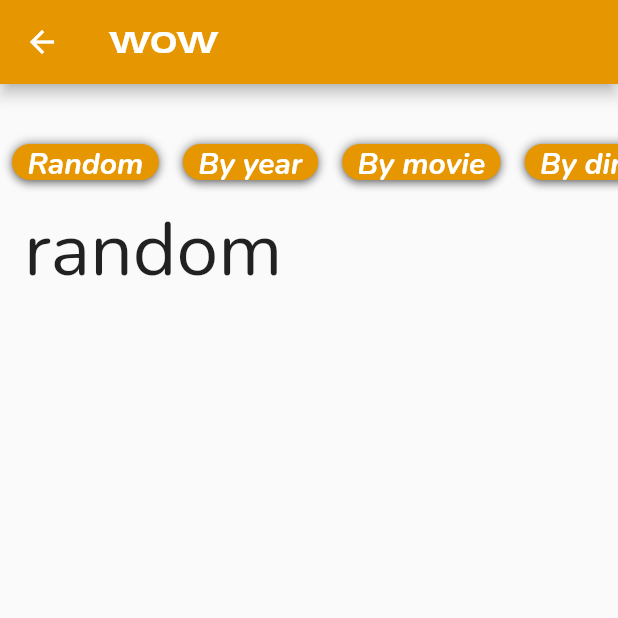
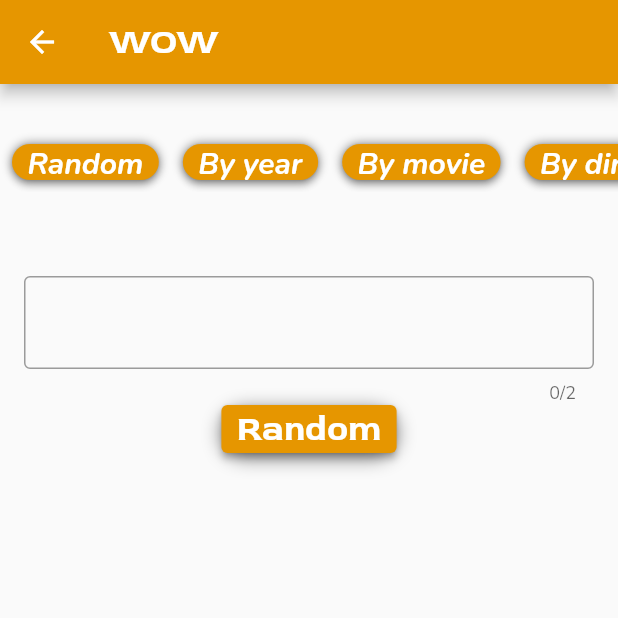
Before and after one commit to VTramon/Owen-Wilson-Wow-app, a Flutter app: the OptionScreen screen opened directly, after a tap on "Random", on a phone screen of 412 x 824 dp, the top half of it. Run offline on Flutter 3.47's test engine with Material 2 defaults, Android fonts, the light colour scheme and no system bars; missing offline and left inert: http_interceptor; project files that could hold a hidden picture were left out.

Commit message:
started to create the random wow screen

```diff
--- /dev/null
+++ b/lib/components/wow_options_forms/random.dart
@@ -0,0 +1,47 @@
+import 'package:flutter/material.dart';
+import 'package:owen_wilson/components/buttons/screen_button.dart';
+import 'package:owen_wilson/http/webclients/wow_webclient.dart';
+import 'package:owen_wilson/screens/wow.dart';
+
+class RandomForm extends StatefulWidget {
+  final TextEditingController? text;
+  const RandomForm({Key? key, this.text}) : super(key: key);
+
+  @override
+  State<RandomForm> createState() => _RandomFormState();
+}
+
+class _RandomFormState extends State<RandomForm> {
+  final WowWebclient wow = WowWebclient();
+
+  // Future<List<dynamic>> setData() async {
+  //   final response = await wow.random();
+
+  //   List apiData = response;
+  //   return apiData;
+  //   // widget.apiData = response.first;
+  //   // return response.first;
+  // }
+
+  @override
+  Widget build(BuildContext context) {
+    return Column(
+      children: [
+        TextField(
+          decoration: const InputDecoration(border: OutlineInputBorder()),
+          maxLength: 2,
+          keyboardType: TextInputType.number,
+          controller: widget.text,
+        ),
+        ScreenButtonComponent(
+          onPressed: () async {
+            // wow.random();
+            Navigator.of(context).push(
+                MaterialPageRoute(builder: (builder) => const WowScreen()));
+          },
+          title: 'Random',
+        )
+      ],
+    );
+  }
+}
--- a/lib/http/webclient_http.dart
+++ b/lib/http/webclient_http.dart
@@ -9,8 +9,6 @@ final InterceptedClient client = InterceptedClient.build(
   requestTimeout: const Duration(seconds: 10),
 );
 
-Uri baseUrl(String path) => Uri(
-    scheme: 'https',
-    host: 'owen-wilson-wow-api.herokuapp.com',
-    path: 'wows/$path');
+Uri baseUrl(String path) =>
+    Uri.parse('https://owen-wilson-wow-api.herokuapp.com/wows/$path');
 // https://owen-wilson-wow-api.herokuapp.com/wows/
--- a/lib/models/api.dart
+++ b/lib/models/api.dart
@@ -3,22 +3,22 @@
 import 'dart:core';
 
 class Api {
-  final String movie;
-  final int year;
-  final String release_date;
-  final String director;
-  final String character;
-  final String movie_duration;
-  final String timestamp;
-  final String full_line;
-  final int current_wow_in_movie;
-  final int total_wows_in_movie;
-  final String poster;
-  final String video;
-  final String audio;
+  final String? movie;
+  final int? year;
+  final String? release_date;
+  final String? director;
+  final String? character;
+  final String? movie_duration;
+  final String? timestamp;
+  final String? full_line;
+  final int? current_wow_in_movie;
+  final int? total_wows_in_movie;
+  final String? poster;
+  final Video? video;
+  final String? audio;
 
   Api(
-      this.movie,
+      {this.movie,
       this.year,
       this.release_date,
       this.director,
@@ -30,22 +30,23 @@ class Api {
       this.total_wows_in_movie,
       this.poster,
       this.video,
-      this.audio);
+      this.audio});
 
-  Api.fromJson(Map<String, dynamic> json)
-      : movie = json['movie'],
-        year = json['year'],
-        release_date = json['release_date'],
-        director = json['director'],
-        character = json['character'],
-        movie_duration = json['movie_duration'],
-        timestamp = json['timestamp'],
-        full_line = json['full_line'],
-        current_wow_in_movie = json['current_wow_in_movie'],
-        total_wows_in_movie = json['total_wows_in_movie'],
-        poster = json['poster'],
-        video = Video.fromJson(json['video']) as dynamic,
-        audio = json['audio'];
+  factory Api.fromJson(Map<String, dynamic> json) => Api(
+        movie: json['movie'],
+        year: json['year'],
+        release_date: json['release_date'],
+        director: json['director'],
+        character: json['character'],
+        movie_duration: json['movie_duration'],
+        timestamp: json['timestamp'],
+        full_line: json['full_line'],
+        current_wow_in_movie: json['current_wow_in_movie'],
+        total_wows_in_movie: json['total_wows_in_movie'],
+        poster: json['poster'],
+        video: Video.fromJson(json['video']),
+        audio: json['audio'],
+      );
 
   Map<String, dynamic> toJson() => {
         'movie': movie,
@@ -65,24 +66,24 @@ class Api {
 }
 
 class Video {
-  final String hight;
-  final String acceptable;
-  final String low;
-  final String veryLow;
+  final String? high;
+  final String? medium;
+  final String? low;
+  final String? veryLow;
 
-  Video(this.hight, this.acceptable, this.low, this.veryLow);
+  Video({this.high, this.medium, this.low, this.veryLow});
 
   // Api.fromJson(Map<String, dynamic> json) :
-  Video.fromJson(Map<String, dynamic> json)
-      : hight = json['1080p'],
-        acceptable = json['720p'],
-        low = json['480p'],
-        veryLow = json['360p'];
+  factory Video.fromJson(Map<String, dynamic> json) => Video(
+      high: json['1080p'],
+      medium: json['720p'],
+      low: json['480p'],
+      veryLow: json['360p']);
 
   Map<String, dynamic> toJson() => {
-        'hight': hight,
-        'acceptable': acceptable,
-        'low': low,
-        'veryLow': veryLow,
+        '1080p': high,
+        '720p': medium,
+        '480p': low,
+        '360p': veryLow,
       };
 }
--- a/lib/screens/options.dart
+++ b/lib/screens/options.dart
@@ -2,14 +2,14 @@
 
 import 'package:flutter/material.dart';
 import 'package:owen_wilson/components/buttons/wow_button.dart';
-import 'package:owen_wilson/http/webclients/wow_webclient.dart';
+import 'package:owen_wilson/components/wow_options_forms/random.dart';
 import 'package:owen_wilson/models/options.dart';
 
 class OptionScreen extends StatefulWidget {
   OptionsModel option = OptionsModel();
-  final WowWebclient _wow = WowWebclient();
+  Widget? selected;
 
-  OptionScreen({Key? key}) : super(key: key);
+  OptionScreen({Key? key, this.selected}) : super(key: key);
 
   @override
   State<OptionScreen> createState() => _OptionScreenState();
@@ -17,11 +17,10 @@ class OptionScreen extends StatefulWidget {
 
 class _OptionScreenState extends State<OptionScreen> {
   // List<dynamic> selected = List.empty(growable: true);
-  String selected = '';
 
-  void _setSelectedButton(String value) async {
+  void _setSelectedButton(Widget value) async {
     setState(() {
-      selected = value;
+      widget.selected = value;
 
       // debugPrint('selected: $selected');
     });
@@ -50,31 +49,35 @@ class _OptionScreenState extends State<OptionScreen> {
                 scrollDirection: Axis.horizontal,
                 children: [
                   WowButton(
-                    onPressed: () => _setSelectedButton('random'),
+                    onPressed: () => _setSelectedButton(RandomForm()),
                     title: 'Random',
                   ),
                   WowButton(
-                    onPressed: () => _setSelectedButton('year'),
+                    onPressed: () => _setSelectedButton(RandomForm()),
                     title: 'By year',
                   ),
                   WowButton(
-                    onPressed: () => _setSelectedButton('movie'),
+                    onPressed: () => _setSelectedButton(RandomForm()),
                     title: 'By movie',
                   ),
                   WowButton(
-                    onPressed: () => _setSelectedButton('director'),
+                    onPressed: () => _setSelectedButton(RandomForm()),
                     title: 'By director',
                   ),
                 ],
               ),
             ),
           ),
-          ListTile(
-            title: Text(
-              selected.toString(),
-              style: TextStyle(fontSize: 50.0),
-            ),
-          ),
+          Padding(
+            padding: const EdgeInsets.fromLTRB(16, 56, 16, 16),
+            child: Center(child: widget.selected),
+          )
+          // ListTile(
+          //   title: Text(
+          //     widget.selected.toString(),
+          //     style: TextStyle(fontSize: 50.0),
+          //   ),
+          // ),
         ],
       ),
     );
--- a/pubspec.yaml
+++ b/pubspec.yaml
@@ -29,6 +29,9 @@ environment:
 dependencies:
   flutter:
     sdk: flutter
+  http:
+  http_interceptor:
+  video_player:
 
   # The following adds the Cupertino Icons font to your application.
   # Use with the CupertinoIcons class for iOS style icons.
@@ -37,8 +40,6 @@ dependencies:
 dev_dependencies:
   flutter_test:
     sdk: flutter
-  http:
-  http_interceptor:
 
   # The "flutter_lints" package below contains a set of recommended lints to
   # encourage good coding practices. The lint set provided by the package is
```
Also changed, not shown: lib/components/buttons/screen_button.dart (+2 -11 lines), lib/http/interceptors/interceptor.dart (+4 -5 lines), lib/http/webclients/wow_webclient.dart (+17 -16 lines), lib/screens/home.dart (+7 -1 lines), lib/screens/wow.dart (added, +121 -0 lines), pubspec.lock, 2 other files.
